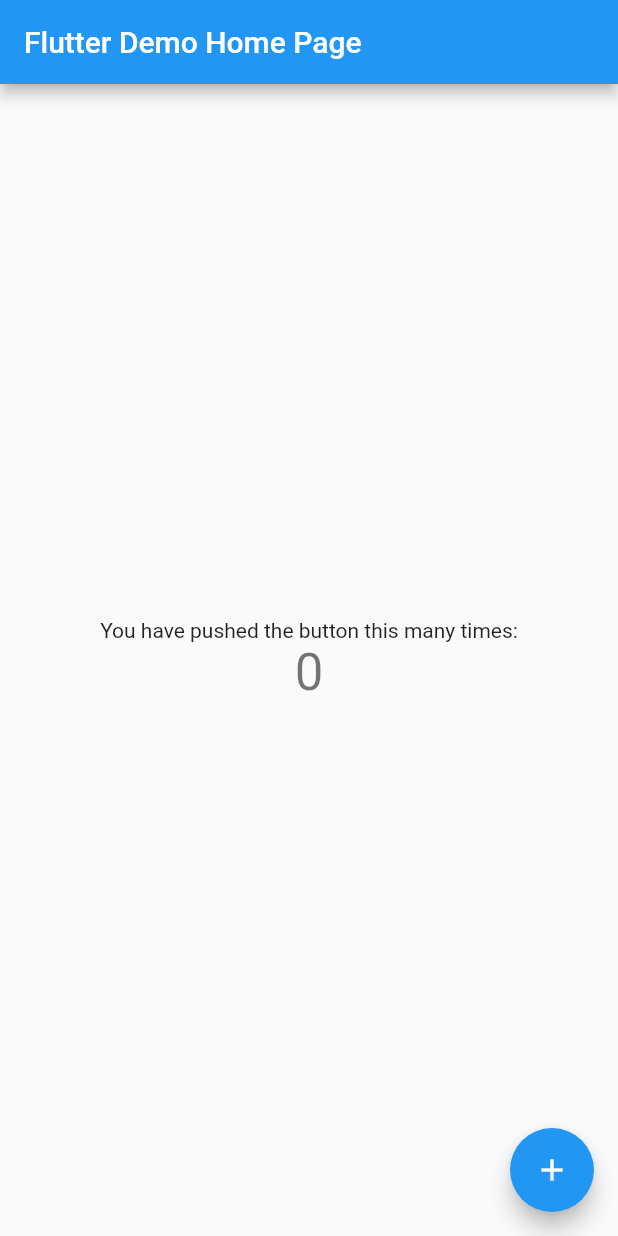
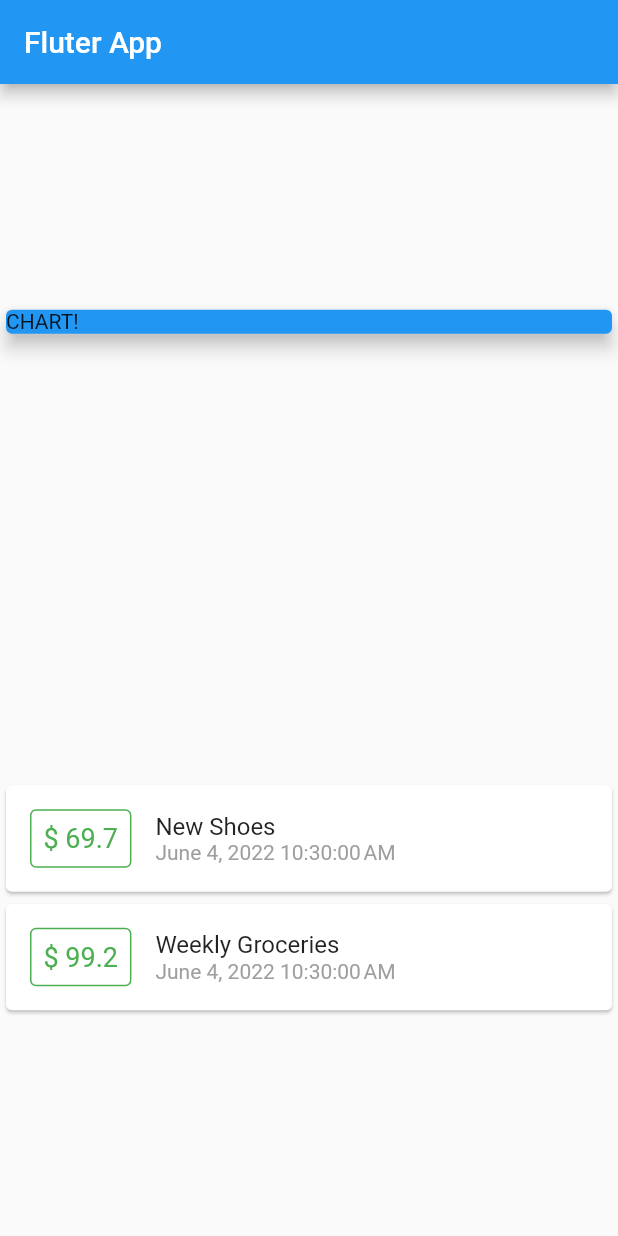
Before and after one commit to minhsu12113/flutter_study, a Flutter app: the screen it shows after launch, on a phone screen of 412 x 824 dp. Run offline on Flutter 3.47's test engine with Material 2 defaults, Android fonts, the phone set to English and light mode, and no system bars.

Commit message:
Add new file Traction

```diff
--- a/personal_expenses_app/lib/main.dart
+++ b/personal_expenses_app/lib/main.dart
@@ -1,4 +1,6 @@
 import 'package:flutter/material.dart';
+import './transaction.dart';
+import 'package:intl/intl.dart';
 
 void main() {
   runApp(const MyApp());
@@ -11,105 +13,73 @@ class MyApp extends StatelessWidget {
   @override
   Widget build(BuildContext context) {
     return MaterialApp(
-      title: 'Flutter Demo',
+      title: 'Flutter App',
       theme: ThemeData(
-        // This is the theme of your application.
-        //
-        // Try running your application with "flutter run". You'll see the
-        // application has a blue toolbar. Then, without quitting the app, try
-        // changing the primarySwatch below to Colors.green and then invoke
-        // "hot reload" (press "r" in the console where you ran "flutter run",
-        // or simply save your changes to "hot reload" in a Flutter IDE).
-        // Notice that the counter didn't reset back to zero; the application
-        // is not restarted.
         primarySwatch: Colors.blue,
       ),
-      home: const MyHomePage(title: 'Flutter Demo Home Page'),
+      home: MyHomePage(),
     );
   }
 }
 
-class MyHomePage extends StatefulWidget {
-  const MyHomePage({Key? key, required this.title}) : super(key: key);
-
-  // This widget is the home page of your application. It is stateful, meaning
-  // that it has a State object (defined below) that contains fields that affect
-  // how it looks.
-
-  // This class is the configuration for the state. It holds the values (in this
-  // case the title) provided by the parent (in this case the App widget) and
-  // used by the build method of the State. Fields in a Widget subclass are
-  // always marked "final".
-
-  final String title;
-
-  @override
-  State<MyHomePage> createState() => _MyHomePageState();
-}
-
-class _MyHomePageState extends State<MyHomePage> {
-  int _counter = 0;
-
-  void _incrementCounter() {
-    setState(() {
-      // This call to setState tells the Flutter framework that something has
-      // changed in this State, which causes it to rerun the build method below
-      // so that the display can reflect the updated values. If we changed
-      // _counter without calling setState(), then the build method would not be
-      // called again, and so nothing would appear to happen.
-      _counter++;
-    });
-  }
+class MyHomePage extends StatelessWidget {
+  final List<Transaction> transactions = [
+    Transaction(
+        id: 't1', title: 'New Shoes', amount: 69.7, dateTime: DateTime.now()),
+    Transaction(
+        id: 't2',
+        title: 'Weekly Groceries',
+        amount: 99.2,
+        dateTime: DateTime.now()),
+  ];
 
   @override
   Widget build(BuildContext context) {
-    // This method is rerun every time setState is called, for instance as done
-    // by the _incrementCounter method above.
-    //
-    // The Flutter framework has been optimized to make rerunning build methods
-    // fast, so that you can just rebuild anything that needs updating rather
-    // than having to individually change instances of widgets.
     return Scaffold(
-      appBar: AppBar(
-        // Here we take the value from the MyHomePage object that was created by
-        // the App.build method, and use it to set our appbar title.
-        title: Text(widget.title),
-      ),
-      body: Center(
-        // Center is a layout widget. It takes a single child and positions it
-        // in the middle of the parent.
-        child: Column(
-          // Column is also a layout widget. It takes a list of children and
-          // arranges them vertically. By default, it sizes itself to fit its
-          // children horizontally, and tries to be as tall as its parent.
-          //
-          // Invoke "debug painting" (press "p" in the console, choose the
-          // "Toggle Debug Paint" action from the Flutter Inspector in Android
-          // Studio, or the "Toggle Debug Paint" command in Visual Studio Code)
-          // to see the wireframe for each widget.
-          //
-          // Column has various properties to control how it sizes itself and
-          // how it positions its children. Here we use mainAxisAlignment to
-          // center the children vertically; the main axis here is the vertical
-          // axis because Columns are vertical (the cross axis would be
-          // horizontal).
-          mainAxisAlignment: MainAxisAlignment.center,
-          children: <Widget>[
-            const Text(
-              'You have pushed the button this many times:',
+      appBar: AppBar(title: const Text('Fluter App')),
+      body: Column(
+          crossAxisAlignment: CrossAxisAlignment.stretch,
+          mainAxisAlignment: MainAxisAlignment.spaceAround,
+          children: [
+            const Card(
+              color: Colors.blue,
+              elevation: 5,
+              child: SizedBox(
+                width: double.infinity,
+                child: Text('CHART!'),
+              ),
             ),
-            Text(
-              '$_counter',
-              style: Theme.of(context).textTheme.headline4,
-            ),
-          ],
-        ),
-      ),
-      floatingActionButton: FloatingActionButton(
-        onPressed: _incrementCounter,
-        tooltip: 'Increment',
-        child: const Icon(Icons.add),
-      ), // This trailing comma makes auto-formatting nicer for build methods.
+            Column(
+                children: transactions
+                    .map((e) => Card(
+                          child: Row(children: [
+                            Container(
+                              decoration: BoxDecoration(
+                                  border:
+                                      Border.all(color: Colors.green, width: 1),
+                                  borderRadius: const BorderRadius.all(
+                                      Radius.circular(4))),
+                              margin: const EdgeInsets.symmetric(
+                                  vertical: 16, horizontal: 16),
+                              padding: const EdgeInsets.all(8),
+                              child: Text('\$ ${e.amount}',
+                                  style: const TextStyle(
+                                    fontSize: 18,
+                                    fontWeight: FontWeight.w400,
+                                    color: Colors.green,
+                                  )),
+                            ),
+                            Column(
+                              crossAxisAlignment: CrossAxisAlignment.start,
+                              children: [
+                                Text(e.title!, style: const TextStyle(fontSize: 16, fontWeight: FontWeight.w400),),
+                                Text(DateFormat().format(e.dateTime!), style: const TextStyle(fontSize: 14,color: Colors.grey),),
+                              ],
+                            )
+                          ]),
+                        ))
+                    .toList())
+          ]),
     );
   }
 }
--- /dev/null
+++ b/personal_expenses_app/lib/transaction.dart
@@ -0,0 +1,8 @@
+class Transaction {
+ final String? id;
+ final String? title;
+ final double? amount;
+ final DateTime? dateTime;
+
+ Transaction({required this.id, required this.title, required this.amount, required this.dateTime});
+}
--- a/personal_expenses_app/pubspec.yaml
+++ b/personal_expenses_app/pubspec.yaml
@@ -29,6 +29,7 @@ environment:
 dependencies:
   flutter:
     sdk: flutter
+  intl: ^0.17.0
 
 
   # The following adds the Cupertino Icons font to your application.
```
Also changed, not shown: personal_expenses_app/pubspec.lock.
